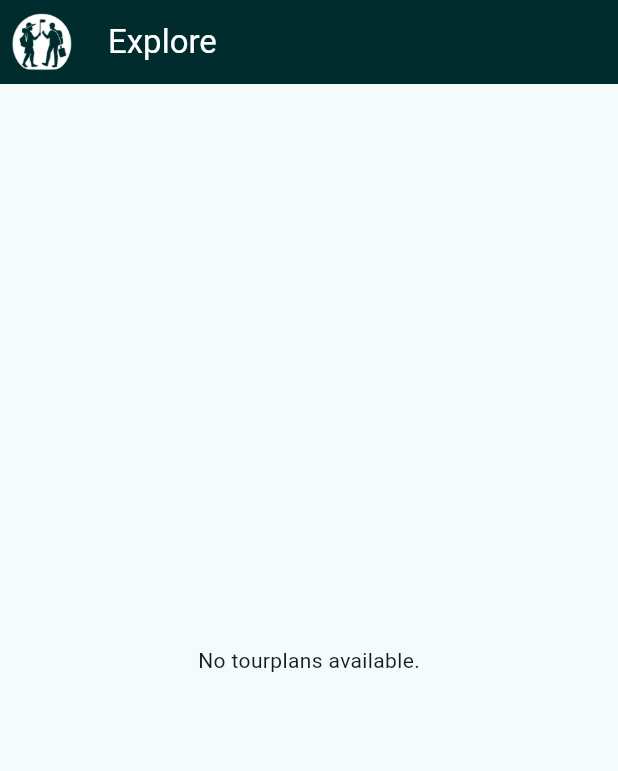
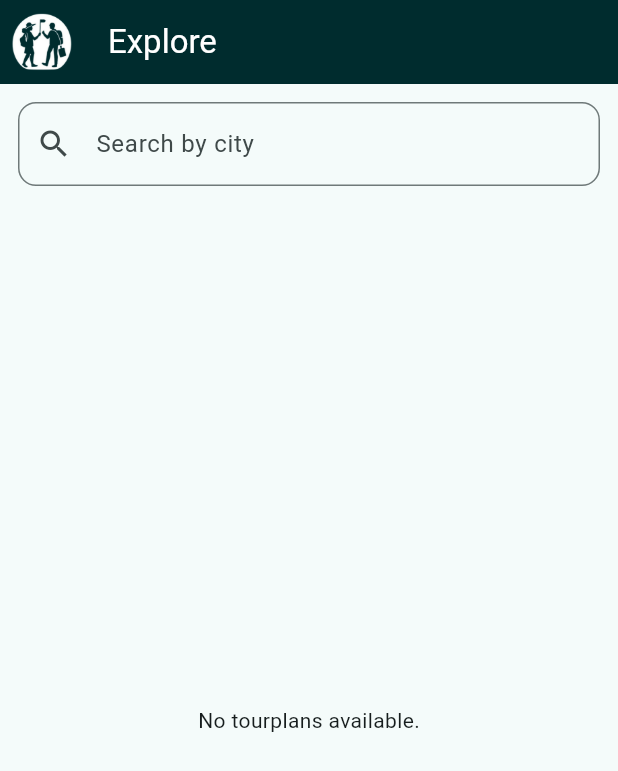
Before and after one commit to uesli13/tourpal, a Flutter app: the ExploreScreen screen opened directly, on a phone screen of 412 x 824 dp. Shown: the top 771 px of the screen. Run offline on Flutter 3.47's test engine with Material 3 defaults, Android fonts, the phone set to English and light mode, and no system bars; our stand-ins replace cloud_firestore, firebase_auth, firebase_core, geolocator, google_maps_flutter, google_sign_in; accounts and stored records are empty.

Commit message:
- Updated destinations with 'order' - Added search bar on explore_screen

```diff
--- a/lib/models/destination.dart
+++ b/lib/models/destination.dart
@@ -7,6 +7,7 @@ class Destination {
   String? imageurl;
   double? latitude;
   double? longitude;
+  int? order;
 
   Destination({
     required this.id,
@@ -15,6 +16,7 @@ class Destination {
     required this.imageurl,
     required this.latitude,
     required this.longitude,
+    this.order,
   });
   // Factory constructor to create a Destination from a JSON map
   factory Destination.fromJson(Map<String, dynamic> json) {
@@ -30,6 +32,7 @@ class Destination {
       // longitude: (json['longitude'] as num?)?.toDouble(),
       latitude: coordinates?.latitude,
       longitude: coordinates?.longitude,
+      order: json['order'],
     );
   }
   // Method to convert a Destination object to a JSON map
@@ -41,6 +44,7 @@ class Destination {
       'imageurl': imageurl,
       'latitude': latitude,
       'longitude': longitude,
+      'order': order,
     };
   }
 }
--- a/lib/screens/explore_screen.dart
+++ b/lib/screens/explore_screen.dart
@@ -15,18 +15,42 @@ class ExploreScreen extends StatefulWidget {
 class _ExploreScreenState extends State<ExploreScreen> {
   final _tourPlanRepo = TourPlanRepository();
   final _ratingRepo = TourplanRatingRepository();
+  final TextEditingController _searchController = TextEditingController();
+  String _searchQuery = '';
+
   late Future<List<Widget>> _tourPlanCards;
 
   @override
   void initState() {
     super.initState();
+    _searchController.addListener(_onSearchChanged);
     _tourPlanCards = _loadTourPlans();
+  }
+
+  @override
+  void dispose() {
+    _searchController.dispose();
+    super.dispose();
+  }
+
+
+  void _onSearchChanged() {
+    setState(() {
+      _searchQuery = _searchController.text.toLowerCase();
+      _tourPlanCards = _loadTourPlans();
+    });
   }
 
   Future<List<Widget>> _loadTourPlans() async {
     final tourPlans = await _tourPlanRepo.fetchAllTourPlans();
 
-    return Future.wait(tourPlans.map((plan) async {
+    // Filter by search query (city)
+    final filtered = tourPlans.where((plan) {
+      final city = plan.city?.toLowerCase() ?? '';
+      return city.contains(_searchQuery);
+    }).toList();
+
+    return Future.wait(filtered.map((plan) async {
       final count = await _tourPlanRepo.getDestinationCount(plan.id!);
       final rating = await _ratingRepo.getAverageRating(plan.id!);
 
@@ -63,7 +87,23 @@ class _ExploreScreenState extends State<ExploreScreen> {
         ),
       ),
     ),
-      body: FutureBuilder<List<Widget>>(
+    body: Column(
+      children: [
+        Padding(
+          padding: const EdgeInsets.all(12.0),
+          child: TextField(
+            controller: _searchController,
+            decoration: InputDecoration(
+              labelText: 'Search by city',
+              prefixIcon: const Icon(Icons.search),
+              border: OutlineInputBorder(
+                borderRadius: BorderRadius.circular(12),
+              ),
+            ),
+          ),
+        ),
+        Expanded(
+          child: FutureBuilder<List<Widget>>(
             future: _tourPlanCards,
             builder: (context, snapshot) {
               if (snapshot.connectionState == ConnectionState.waiting) {
@@ -77,6 +117,9 @@ class _ExploreScreenState extends State<ExploreScreen> {
               return ListView(children: snapshot.data!);
             },
           ),
+        ),
+      ],
+    ),
   );
 }
 }
--- a/lib/screens/maps_preview_screen.dart
+++ b/lib/screens/maps_preview_screen.dart
@@ -58,8 +58,8 @@ LatLngBounds boundsFromMarkers(Set<Marker> markers) {
             markerId: MarkerId(dest.id ?? UniqueKey().toString()),
             position: LatLng(dest.latitude!, dest.longitude!),
             infoWindow: InfoWindow(
-              title: dest.name,
-              snippet: dest.description,
+              title: "${dest.order}. ${dest.name}",
+              // snippet: dest.description,
             ),
           ),
         );
--- a/lib/services/tourplan_repository.dart
+++ b/lib/services/tourplan_repository.dart
@@ -29,6 +29,7 @@ class TourPlanRepository {
       .collection(_collection)
       .doc(tourPlanId)
       .collection('destination')
+      .orderBy('order')
       .get();
 
     return snap.docs.map((doc) {
```
Also changed, not shown: 1 other file. Lines whose indentation alone changed are shown as unchanged.
